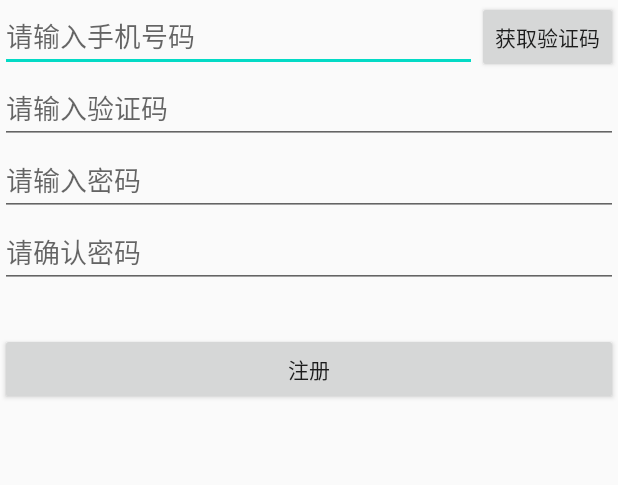
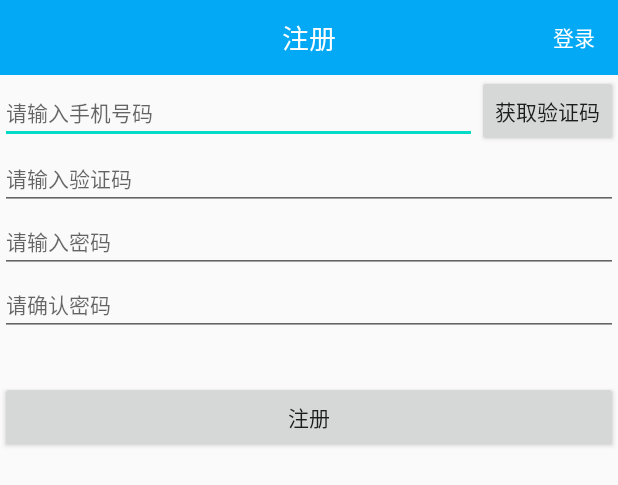
Before and after one commit to chenzhiy/KotlinMall, an Android app: the layout activity_register.xml on its own in the app's theme, with its tools: preview values and no code run, on a phone screen of 412 x 824 dp. Shown: the top 485 px of the screen. Run offline under Robolectric (Android 15) with nearby library versions, the phone set to English and light mode, and no system bars.

Commit message:
1 封装顶部的headerbar 2 新增样式/布局/颜色

```diff
--- /dev/null
+++ b/BaseLibrary/src/main/java/com/kotlin/base/widgets/HeaderBar.kt
@@ -0,0 +1,43 @@
+package com.kotlin.base.widgets
+
+import android.content.Context
+import android.util.AttributeSet
+import android.view.View
+import android.widget.FrameLayout
+import com.kotlin.base.R
+import kotlinx.android.synthetic.main.layout_header_bar.view.*
+
+class HeaderBar @JvmOverloads constructor(context: Context, attrs:AttributeSet? = null, defStyleAttr:Int = 0): FrameLayout(context,attrs, defStyleAttr)
+{
+    //自定义的属性
+    private var isShowBack = true
+    private var titleText:String? = null
+    private var rightText:String? = null
+
+    init {
+        val typeArray = context.obtainStyledAttributes(attrs,R.styleable.HeaderBar)
+
+        isShowBack = typeArray.getBoolean(R.styleable.HeaderBar_isShowBack,true)
+
+        titleText = typeArray.getString(R.styleable.HeaderBar_titleText)
+        rightText = typeArray.getString(R.styleable.HeaderBar_rightText)
+
+
+        initView()
+        typeArray.recycle()
+    }
+
+    private fun initView(){
+        View.inflate(context,R.layout.layout_header_bar,this)
+
+        //如果isShowBack为true，显示返回按钮，否则不显示返回按钮
+        mLeftIv.visibility = if (isShowBack) View.VISIBLE else View.GONE
+
+        titleText?.let { mTitleTv.text = it }
+
+        rightText?.let {
+            mRightTv.text = it
+            mRightTv.visibility = View.VISIBLE
+        }
+    }
+}
--- /dev/null
+++ b/BaseLibrary/src/main/res/layout/layout_header_bar.xml
@@ -0,0 +1,43 @@
+<?xml version="1.0" encoding="utf-8"?>
+<RelativeLayout
+    xmlns:android="http://schemas.android.com/apk/res/android"
+    android:layout_width="match_parent"
+    android:layout_height="@dimen/common_header_bar_height"
+    android:background="@color/common_blue"
+    >
+
+    <ImageView
+        android:id="@+id/mLeftIv"
+        style="@style/WrapMatch"
+        android:layout_width="24dp"
+        android:layout_height="match_parent"
+        android:paddingLeft="5dp"
+        android:src="@drawable/icon_back">
+
+    </ImageView>
+
+    <TextView
+        android:id="@+id/mTitleTv"
+        android:textColor="@color/common_white"
+        android:textSize="@dimen/text_large_size"
+        style="@style/WrapWrap"
+        android:layout_centerInParent="true"
+        >
+
+    </TextView>
+
+    <TextView
+        android:id="@+id/mRightTv"
+        android:textColor="@color/common_white"
+        style="@style/WrapMatch"
+        android:gravity="center"
+        android:paddingLeft="@dimen/common_padding"
+        android:paddingRight="@dimen/common_padding"
+        android:visibility="gone"
+        android:layout_alignParentRight="true"
+        android:layout_centerVertical="true"
+        >
+
+    </TextView>
+
+</RelativeLayout>
--- a/BaseLibrary/src/main/res/values/colors.xml
+++ b/BaseLibrary/src/main/res/values/colors.xml
@@ -1,6 +1,28 @@
 <?xml version="1.0" encoding="utf-8"?>
 <resources>
-    <color name="colorPrimary">#6200EE</color>
-    <color name="colorPrimaryDark">#3700B3</color>
-    <color name="colorAccent">#03DAC5</color>
+    <color name="colorPrimary">#03a9f4</color>
+    <color name="colorPrimaryDark">#03a9f4</color>
+    <color name="colorAccent">#3d3d3d</color>
+
+    <color name="common_bg">#f5f5f5</color>
+    <color name="common_black">#000000</color>
+    <color name="common_blue">#03a9f4</color>
+    <color name="common_blue_dark">#0288d1</color>
+    <color name="common_blue_light">#039be5</color>
+    <color name="common_disable">#d9d9d9</color>
+    <color name="common_divider">#d4d4d4</color>
+    <color name="common_gray">#dddddd</color>
+    <color name="common_purple">#d500f9</color>
+    <color name="common_red">#f11919</color>
+    <color name="common_white">#ffffff</color>
+    <color name="common_yellow">#fe9c2f</color>
+
+
+    <color name="text_dark">#999999</color>
+    <color name="text_light">#333333</color>
+    <color name="text_normal">#666666</color>
+    <color name="transparent">#00000000</color>
+
+
+
 </resources>
--- a/BaseLibrary/src/main/res/values/styles.xml
+++ b/BaseLibrary/src/main/res/values/styles.xml
@@ -1,10 +1,15 @@
 <resources>
 
     <!-- Base application theme. -->
-    <style name="AppTheme" parent="Theme.AppCompat.Light.DarkActionBar">
+    <style name="AppTheme" parent="@style/Theme.AppCompat.Light.DarkActionBar">
         <!-- Customize your theme here. -->
-        <item name="colorPrimary">@color/colorPrimary</item>
-        <item name="colorPrimaryDark">@color/colorPrimaryDark</item>
+        <item name="android:windowContentOverlay">@null</item>
+        <item name="android:textSize">@dimen/text_middle_size</item>
+        <item name="windowActionBar">false</item>
+        <item name="windowNoTitle">true</item>
+
+        <item name="colorPrimary">@color/common_black</item>
+        <item name="colorPrimaryDark">@color/common_black</item>
         <item name="colorAccent">@color/colorAccent</item>
     </style>
 
--- /dev/null
+++ b/BaseLibrary/src/main/res/values/styles_base.xml
@@ -0,0 +1,51 @@
+<resources>
+
+    <!-- Base application theme. -->
+    <style name="WrapMatch" >
+        <item name="android:layout_width">wrap_content</item>
+        <item name="android:layout_height">match_parent</item>
+    </style>
+
+    <style name="MatchWrap" >
+        <item name="android:layout_width">match_parent</item>
+        <item name="android:layout_height">wrap_content</item>
+    </style>
+
+    <style name="WrapWrap" >
+        <item name="android:layout_width">wrap_content</item>
+        <item name="android:layout_height">wrap_content</item>
+    </style>
+
+    <style name="AutoMatch" >
+        <item name="android:layout_width">0dp</item>
+        <item name="android:layout_weight">1</item>
+        <item name="android:layout_height">match_parent</item>
+    </style>
+
+    <style name="WrapAuto" >
+        <item name="android:layout_width">wrap_content</item>
+        <item name="android:layout_weight">1</item>
+        <item name="android:layout_height">0dp</item>
+    </style>
+
+    <style name="AutoWrap" >
+        <item name="android:layout_width">0dp</item>
+        <item name="android:layout_height">wrap_content</item>
+        <item name="android:layout_weight">1</item>
+    </style>
+
+    <style name="MatchAuto" >
+        <item name="android:layout_width">match_parent</item>
+        <item name="android:layout_height">0dp</item>
+        <item name="android:layout_weight">1</item>
+    </style>
+
+    <style name="WrapMatch.Vertical" >
+        <item name="android:orientation">vertical</item>
+    </style>
+
+    <style name="WrapMatch.Horizontal" >
+        <item name="android:orientation">horizontal</item>
+    </style>
+
+</resources>
--- a/UserCenter/src/main/res/layout/activity_register.xml
+++ b/UserCenter/src/main/res/layout/activity_register.xml
@@ -1,9 +1,18 @@
 <?xml version="1.0" encoding="utf-8"?>
 <LinearLayout xmlns:android="http://schemas.android.com/apk/res/android"
     xmlns:tools="http://schemas.android.com/tools"
+    xmlns:app="http://schemas.android.com/apk/res-auto"
     android:layout_width="match_parent"
     android:layout_height="match_parent"
+    tools:context="com.kotlin.user.ui.activity.RegisterActivity"
     android:orientation="vertical">
+
+    <com.kotlin.base.widgets.HeaderBar
+        style="@style/MatchWrap"
+        app:isShowBack="false"
+        app:titleText="注册"
+        app:rightText="登录"
+        />
 
     <LinearLayout
         android:layout_width="match_parent"
--- a/UserCenter/src/main/res/values/styles.xml
+++ b/UserCenter/src/main/res/values/styles.xml
@@ -1,11 +1,3 @@
 <resources>
 
-    <!-- Base application theme. -->
-    <style name="AppTheme" parent="Theme.AppCompat.Light.DarkActionBar">
-        <!-- Customize your theme here. -->
-        <item name="colorPrimary">@color/colorPrimary</item>
-        <item name="colorPrimaryDark">@color/colorPrimaryDark</item>
-        <item name="colorAccent">@color/colorAccent</item>
-    </style>
-
 </resources>
```
Also changed, not shown: BaseLibrary/src/main/res/values/attr.xml (added, +9 -0 lines), BaseLibrary/src/main/res/values/dimens.xml (added, +26 -0 lines), BaseLibrary/src/main/res/drawable/icon_back.png (added).
